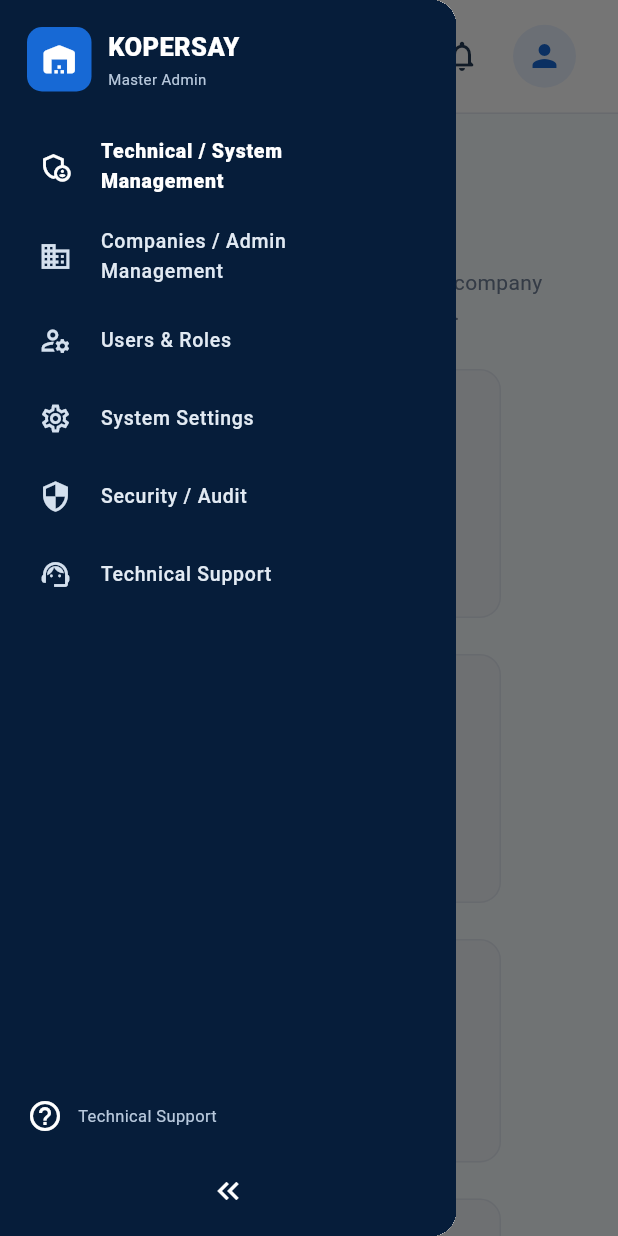
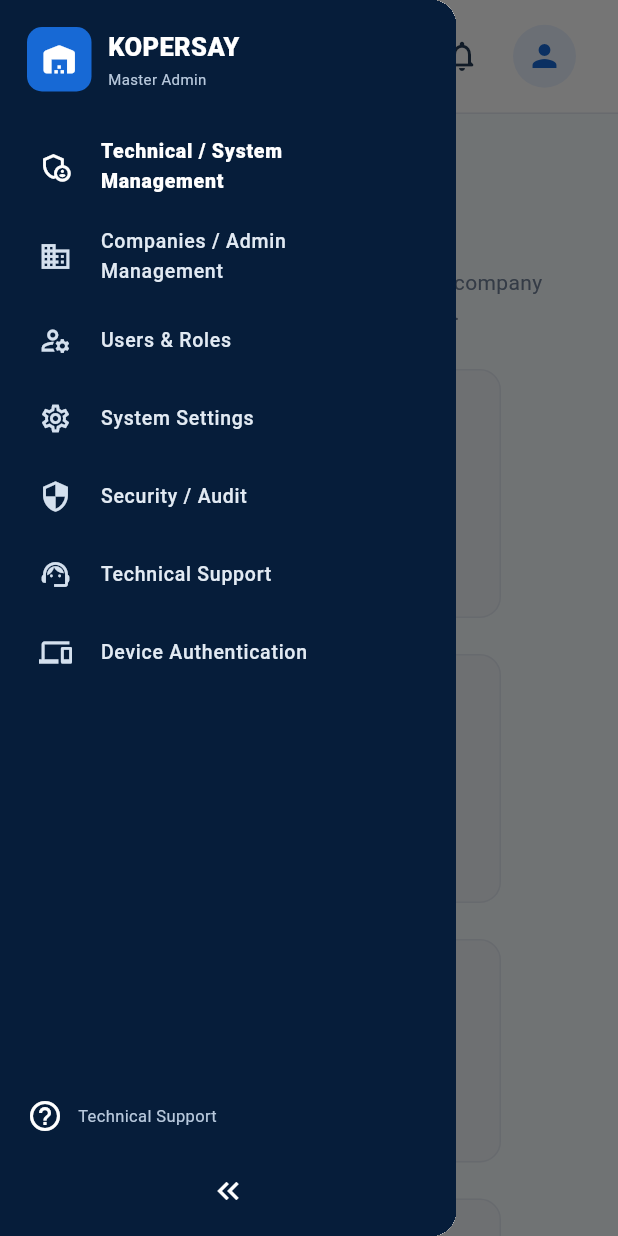
Before and after one commit to thegkexpert662-afk/wmskunal, a Flutter app: the WmsShell screen opened directly with empty values, with the side drawer open, on a phone screen of 412 x 824 dp. Run offline on Flutter 3.47's test engine with Material 3 defaults, Android fonts, the phone set to English and light mode, and no system bars; key blocks and very long unbroken strings in the code were emptied for the run.

Commit message:
Add Device Authentication to Master Admin navigation

```diff
--- a/lib/screens/wms_shell.dart
+++ b/lib/screens/wms_shell.dart
@@ -10,6 +10,7 @@ import 'master_admin/users_roles_screen.dart';
 import 'master_admin/system_settings_screen.dart';
 import 'master_admin/security_audit_screen.dart';
 import 'master_admin/technical_support_screen.dart';
+import 'master_admin/device_authentication_screen.dart';
 
 // Admin screens
 import 'admin/dashboard_screen.dart';
@@ -80,6 +81,7 @@ class _WmsShellState extends State<WmsShell> {
     {'title': 'System Settings', 'icon': Icons.settings_outlined},
     {'title': 'Security / Audit', 'icon': Icons.security_outlined},
     {'title': 'Technical Support', 'icon': Icons.support_agent_outlined},
+    {'title': 'Device Authentication', 'icon': Icons.devices_outlined},
   ];
 
   List<Map<String, dynamic>> get items {
@@ -97,6 +99,7 @@ class _WmsShellState extends State<WmsShell> {
         case 3: return const MasterSystemSettingsScreen();
         case 4: return const MasterSecurityAuditScreen();
         case 5: return const TechnicalSupportScreen();
+        case 6: return const DeviceAuthenticationScreen();
         default: return const MasterDashboardScreen();
       }
     }
```
